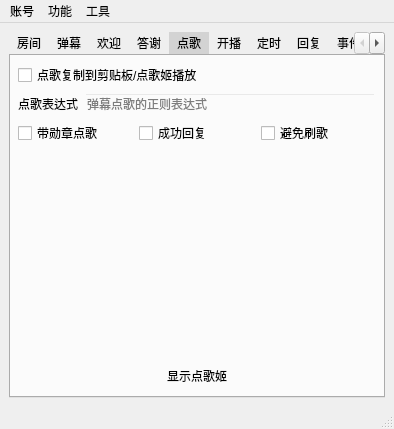
The window that mainwindow.ui (iwxyi/Bilibili-MagicalDanmaku) describes before a commit, drawn with Qt 5.
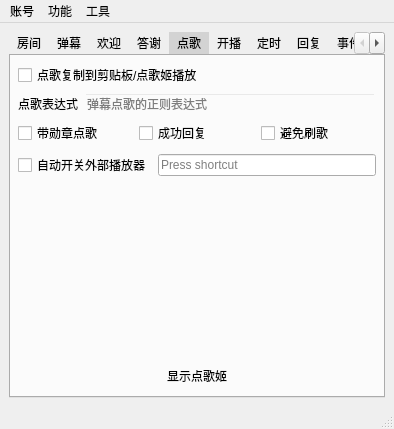
The same window after the commit. The open tabs and pages were chosen to show the change. Icons and pictures are not drawn. Custom widgets are drawn as their Qt base class.

Commit message: 新增点歌时自动调用其余播放器的暂停快捷键

```diff
--- a/mainwindow.ui
+++ b/mainwindow.ui
@@ -1033,6 +1033,33 @@
           </item>
          </layout>
         </item>
+        <item>
+         <layout class="QHBoxLayout" name="horizontalLayout_43">
+          <property name="topMargin">
+           <number>0</number>
+          </property>
+          <item>
+           <widget class="QCheckBox" name="autoPauseOuterMusicCheck">
+            <property name="toolTip">
+             <string>&lt;html&gt;&lt;head/&gt;&lt;body&gt;&lt;p&gt;点歌开始播放时，自动调用外部播放器（例如网易云）快捷键，使其自动暂停&lt;/p&gt;&lt;p&gt;点的所有歌曲都播放结束后，再次自动调用外部播放器快捷键，恢复其播放&lt;/p&gt;&lt;p&gt;无法判断播放状态，例如播放器没有播放时，会误让它播放&lt;/p&gt;&lt;/body&gt;&lt;/html&gt;</string>
+            </property>
+            <property name="text">
+             <string>自动开关外部播放器</string>
+            </property>
+           </widget>
+          </item>
+          <item>
+           <widget class="QKeySequenceEdit" name="outerMusicKeyEdit">
+            <property name="styleSheet">
+             <string notr="true">#outerMusicKeyEdit
+{
+	background: transparent;
+}</string>
+            </property>
+           </widget>
+          </item>
+         </layout>
+        </item>
         <item>
          <widget class="QListWidget" name="diangeHistoryListWidget">
           <property name="toolTip">
```
Left out of the diff: 2 changed lines with no effect on the pictures. The commit also changes 4 other files.
